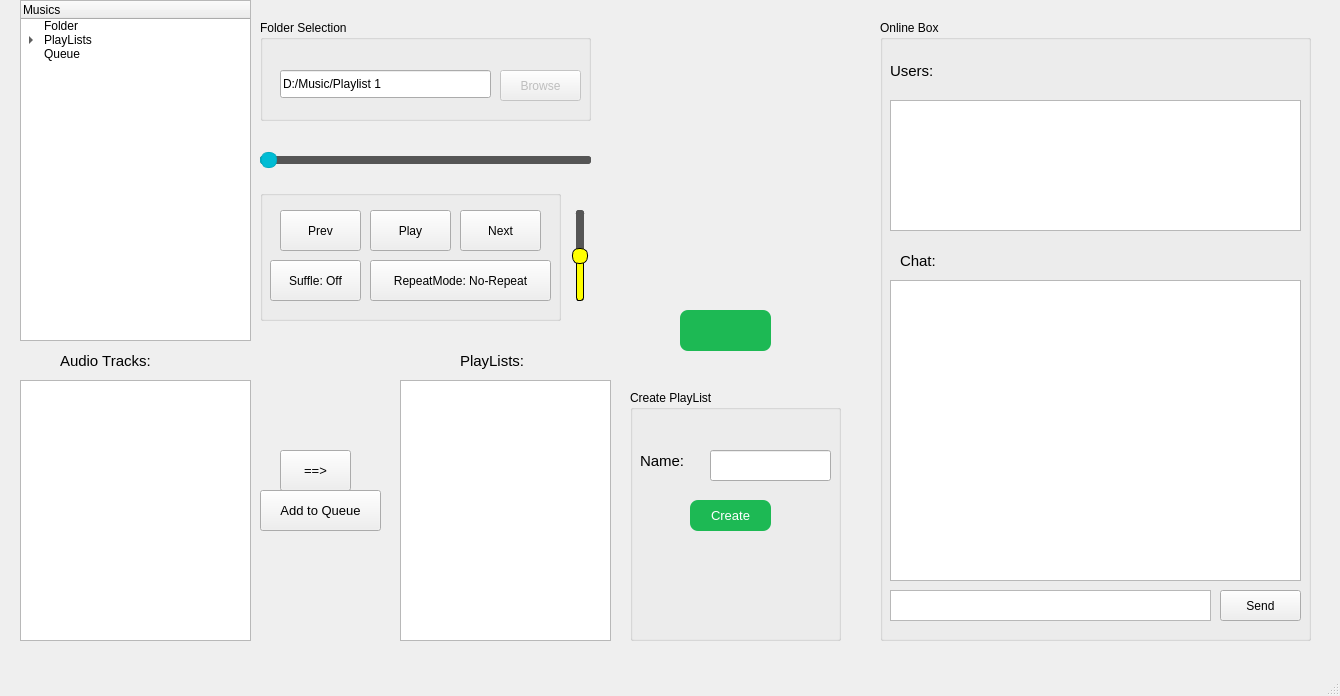
First picture: the form in MusicRoom/musicroom.ui, repository Mamad-MD/JukeBox-MusicPlayer-, before the edit.
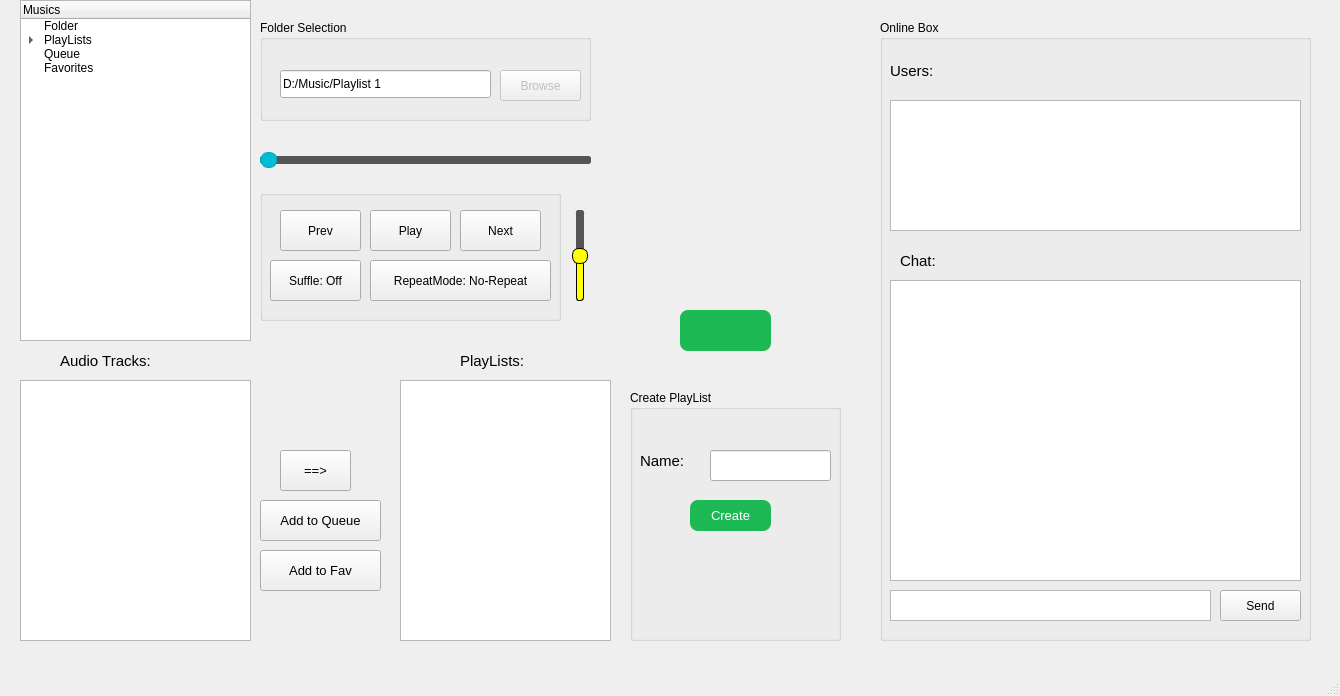
Second picture: the form after the edit. Custom widgets are drawn as their Qt base class.

Patch:
```diff
--- a/MusicRoom/musicroom.ui
+++ b/MusicRoom/musicroom.ui
@@ -57,6 +57,11 @@
       <string>Queue</string>
      </property>
     </item>
+    <item>
+     <property name="text">
+      <string>Favorites</string>
+     </property>
+    </item>
    </widget>
    <widget class="QListView" name="ListView_AudioTracks">
     <property name="geometry">
@@ -368,7 +373,7 @@
     <property name="geometry">
      <rect>
       <x>260</x>
-      <y>490</y>
+      <y>500</y>
       <width>121</width>
       <height>41</height>
      </rect>
@@ -645,6 +650,24 @@
      </property>
     </widget>
    </widget>
+   <widget class="QPushButton" name="PushButton_AddTrackToFavorite">
+    <property name="geometry">
+     <rect>
+      <x>260</x>
+      <y>550</y>
+      <width>121</width>
+      <height>41</height>
+     </rect>
+    </property>
+    <property name="font">
+     <font>
+      <pointsize>10</pointsize>
+     </font>
+    </property>
+    <property name="text">
+     <string>Add to Fav</string>
+    </property>
+   </widget>
   </widget>
   <widget class="QMenuBar" name="menubar">
    <property name="geometry">
```
